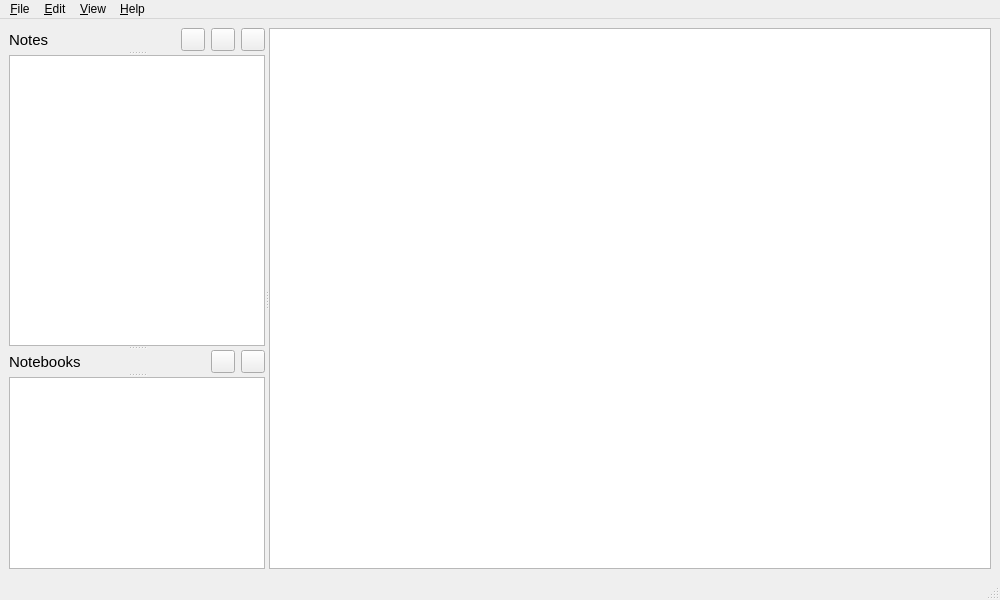
Qt form src/ui/forms/mainwindow.ui (probonopd/sturdy) before a commit.
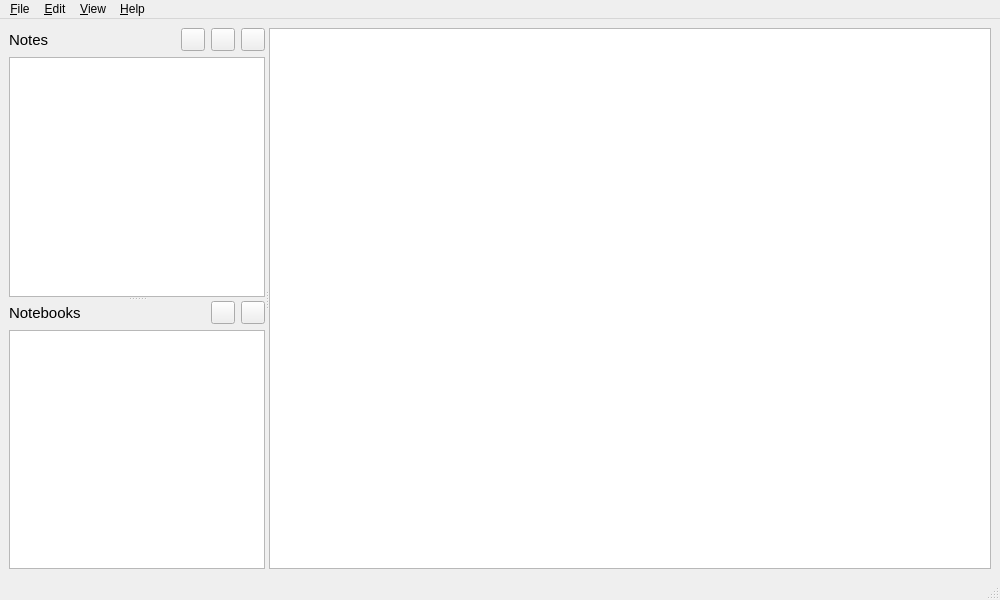
The same form after that commit. Icons and pictures are not drawn.

Commit message: [UI][Core] Removing glitches between ui and core

What changed in the file:
```diff
--- a/src/ui/forms/mainwindow.ui
+++ b/src/ui/forms/mainwindow.ui
@@ -24,7 +24,9 @@
        <property name="orientation">
         <enum>Qt::Vertical</enum>
        </property>
-       <widget class="QWidget" name="horizontalLayoutWidget">
+       <widget class="QWidget" name="verticalLayoutWidget">
+        <layout class="QVBoxLayout" name="entriesLayout">
+         <item>
         <layout class="QHBoxLayout" name="headerEntries">
          <item>
           <widget class="QLabel" name="lblNotes">
@@ -85,7 +87,8 @@
           </widget>
          </item>
         </layout>
-       </widget>
+         </item>
+         <item>
        <widget class="QListView" name="lstEntries">
         <property name="sizePolicy">
          <sizepolicy hsizetype="Expanding" vsizetype="Expanding">
@@ -94,8 +97,16 @@
          </sizepolicy>
         </property>
        </widget>
-       <widget class="QWidget" name="horizontalLayoutWidget_2">
+         </item>
+        </layout>
+       </widget>
+       <widget class="QWidget" name="verticalLayoutWidget_2">
+        <layout class="QVBoxLayout" name="notebooksLayout">
+         <item>
         <layout class="QHBoxLayout" name="headerNotebooks">
+           <property name="sizeConstraint">
+            <enum>QLayout::SetMinimumSize</enum>
+           </property>
          <item>
           <widget class="QLabel" name="lblNotebooks">
            <property name="font">
@@ -130,6 +141,9 @@
             <iconset resource="../../resources/sturdy.qrc">
              <normaloff>:/icons/icons/add_black_18dp.png</normaloff>:/icons/icons/add_black_18dp.png</iconset>
            </property>
+             <property name="toolButtonStyle">
+              <enum>Qt::ToolButtonIconOnly</enum>
+             </property>
           </widget>
          </item>
          <item>
@@ -144,8 +158,12 @@
           </widget>
          </item>
         </layout>
-       </widget>
+         </item>
+         <item>
        <widget class="QListView" name="lstNotebooks"/>
+         </item>
+        </layout>
+       </widget>
       </widget>
       <widget class="QTextEdit" name="noteEditor">
        <property name="sizePolicy">
```
Left out of the diff: 13 changed lines with no effect on the pictures. Lines whose indentation alone changed are shown as unchanged. The commit also changes 5 other files.
